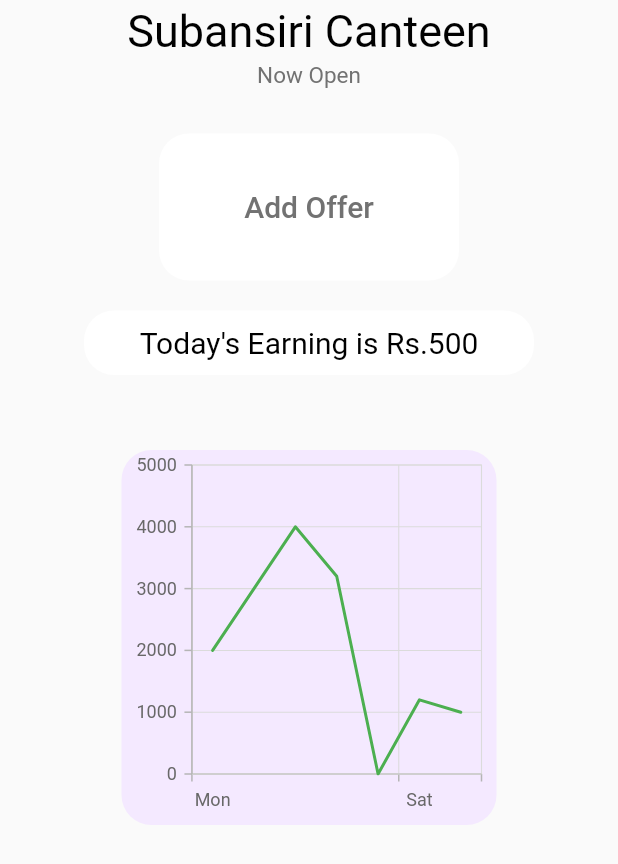
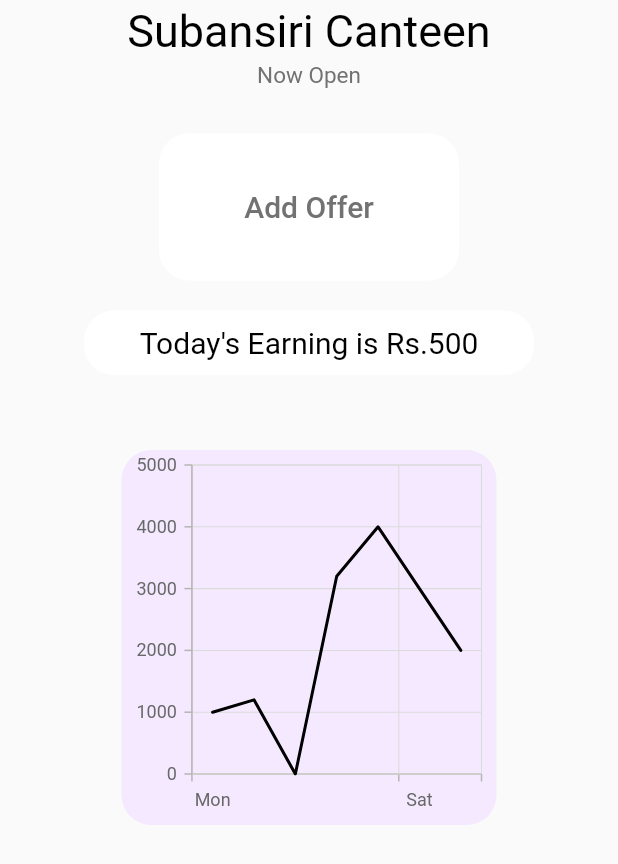
Before and after one commit to sarg19/Kriti-Software-PS, a Flutter app: the ShopHome widget shown alone on an empty page, opened directly, on a phone screen of 412 x 824 dp. Shown: the top 864 px of the screen. Run offline on Flutter 3.47's test engine with Material 2 defaults, Android fonts, the phone set to English and light mode, and no system bars; our stand-ins replace cloud_firestore, dropdown_button2, file_picker, firebase_auth, firebase_core, flutter_screenutil and 5 more; missing offline and left inert: dart:ffi, file_previewer, flutter_barcode_scanner, flutter_email_sender, flutter_phone_direct_caller, upi_india; accounts and stored records are empty.

Commit message:
minor changes

```diff
--- a/lib/screens/ShopHome.dart
+++ b/lib/screens/ShopHome.dart
@@ -124,12 +124,12 @@ class _MyTabbedPageState extends State<ShopHome> {
                           dataSource: _earnings.asMap().entries.map((entry) {
                             final int index = entry.key;
                             final int value = entry.value;
-                            final String day = _days[index];
+                            final String day = _days[_days.length - index - 1];
                             return _ChartData(day,value);
-                          }).toList(),
+                          }).toList().reversed.toList(),
                           xValueMapper: (_ChartData data, _) => data.day,
                           yValueMapper: (_ChartData data, _) => data.earnings,
-                          color: Colors.green
+                          color: Colors.black
                         )
                       ],
                     ),
--- a/lib/screens/home.dart
+++ b/lib/screens/home.dart
@@ -24,6 +24,7 @@ class _homescreenState extends State<homescreen> {
   static dynamic currentPageValue = 0.0;
   String Name="User";
   late Timer timer;
+  final SearchController = TextEditingController();
   late Databases db;
   initialise() {
     db = Databases();
@@ -135,10 +136,11 @@ class _homescreenState extends State<homescreen> {
     );
   }
   Future<void> Reload() async {
-    if(!mounted){
-      return;
-    }
     db.retrieve_user_info(FirebaseAuth.instance.currentUser?.uid).then((value){
+      if(!mounted){
+        timer.cancel();
+        return;
+      }
       setState((){
         Name=value['Name'];
       });
```
